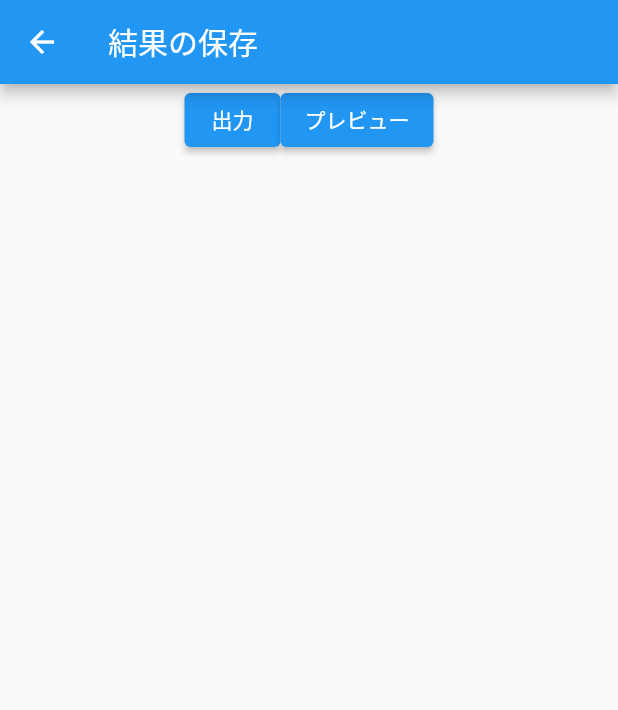
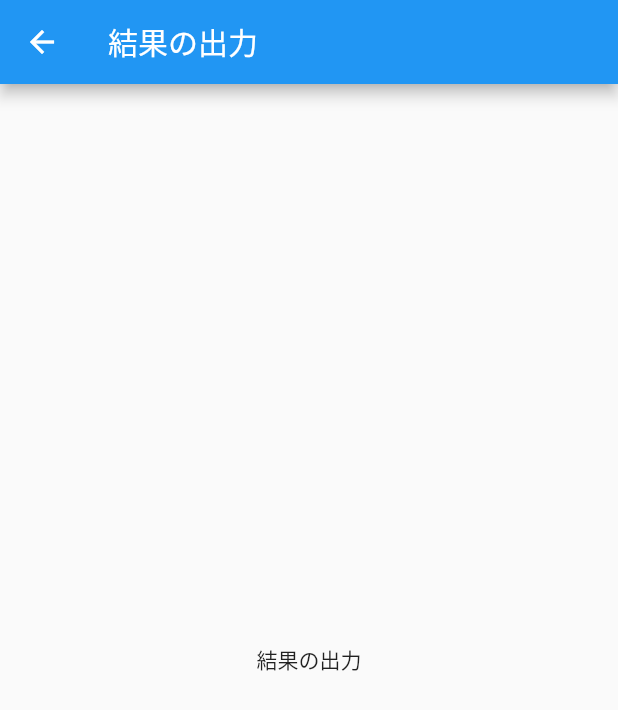
Before and after one commit to black2965/sekigae, a Flutter app: the screen it shows after launch, after a tap on "Export Page", on a phone screen of 412 x 824 dp. Shown: the top 710 px of the screen. Run offline on Flutter 3.47's test engine with Material 2 defaults, Android fonts, the phone set to English and light mode, and no system bars; our stand-ins replace file_picker.

Commit message:
Revert "PDFプレビューと作成（仮）の機能を追加"

```diff
--- a/lib/pages/export_page.dart
+++ b/lib/pages/export_page.dart
@@ -1,6 +1,4 @@
 import 'package:flutter/material.dart';
-import 'package:file_selector/file_selector.dart';
-import 'package:sekigae/pages/preview_page.dart';
 
 class ExportPage extends StatefulWidget {
   const ExportPage({Key? key}) : super(key: key);
@@ -10,46 +8,14 @@ class ExportPage extends StatefulWidget {
 }
 
 class _ExportPageState extends State<ExportPage> {
-
   @override
   Widget build(BuildContext context) {
     return Scaffold(
       appBar: AppBar(
-        title: const Text("結果の保存"),
+        title: const Text("結果の出力"),
       ),
       body: Center(
-        child: Column(
-          children: [
-            Row(
-              mainAxisAlignment: MainAxisAlignment.center,
-              children: [
-                ElevatedButton(
-                  child: const Text("出力"),
-                  onPressed: () async {
-                    String? path = await getSavePath(
-                      acceptedTypeGroups: [
-                        const XTypeGroup(label: 'pdf', extensions: ['pdf'])
-                      ],
-                      suggestedName: "seat.pdf",
-                    );
-                  }
-                ),
-                ElevatedButton(
-                    child: const Text("プレビュー"),
-                    onPressed: () async {
-                      Navigator.push(
-                        context,
-                        MaterialPageRoute(
-                          builder: (context) =>
-                              const PreviewPage(),
-                        ),
-                      );
-                    }
-                )
-              ],
-            ),
-          ],
-        ),
+        child: Text("結果の出力"),
       ),
     );
   }
--- a/lib/pages/test_page.dart
+++ b/lib/pages/test_page.dart
@@ -22,37 +22,37 @@ class _TestPageState extends State<TestPage> {
       body: Center(
         child: Column(
           children: [
-            const Text("テストページ"),
+            Text("テストページ"),
             TextButton(
-              child: const Text("Export Page"),
+              child: Text("Export Page"),
               onPressed: () {
                 Navigator.push(context,
                     MaterialPageRoute(builder: (context) => ExportPage()));
               },
             ),
             TextButton(
-              child: const Text("Customize page"),
+              child: Text("Customize page"),
               onPressed: () {
                 Navigator.push(context,
                     MaterialPageRoute(builder: (context) => CustomizePage()));
               },
             ),
             TextButton(
-              child: const Text("Home Page"),
+              child: Text("Home Page"),
               onPressed: () {
                 Navigator.push(context,
                     MaterialPageRoute(builder: (context) => HomePage()));
               },
             ),
             TextButton(
-              child: const Text("Info Page"),
+              child: Text("Info Page"),
               onPressed: () {
                 Navigator.push(context,
                     MaterialPageRoute(builder: (context) => InfoPage()));
               },
             ),
             TextButton(
-              child: const Text("Result Page"),
+              child: Text("Result Page"),
               onPressed: () {
                 Navigator.push(context,
                     MaterialPageRoute(builder: (context) => ResultPage()));
--- a/pubspec.yaml
+++ b/pubspec.yaml
@@ -37,10 +37,6 @@ dependencies:
   # Use with the CupertinoIcons class for iOS style icons.
   cupertino_icons: ^1.0.2
   file_picker: ^5.2.5
-  file_selector: ^0.8.2
-  file_selector_windows: ^0.0.2
-  pdf: ^3.6.3
-  printing: ^5.6.3
   url_launcher: ^6.1.10
 
 dev_dependencies:
```
Also changed, not shown: lib/pages/home_page.dart (+10 -11 lines), lib/pages/preview_page.dart (deleted, +0 -31 lines), lib/util/pdf_creator.dart (deleted, +0 -31 lines), pubspec.lock, 5 other files.
